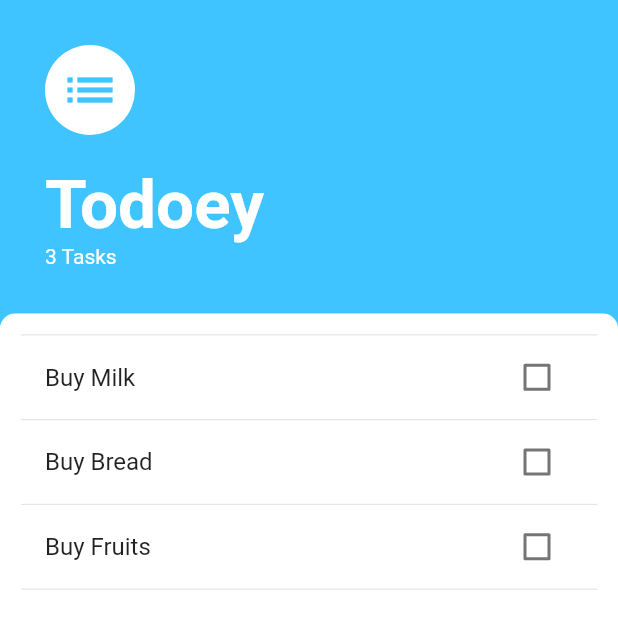
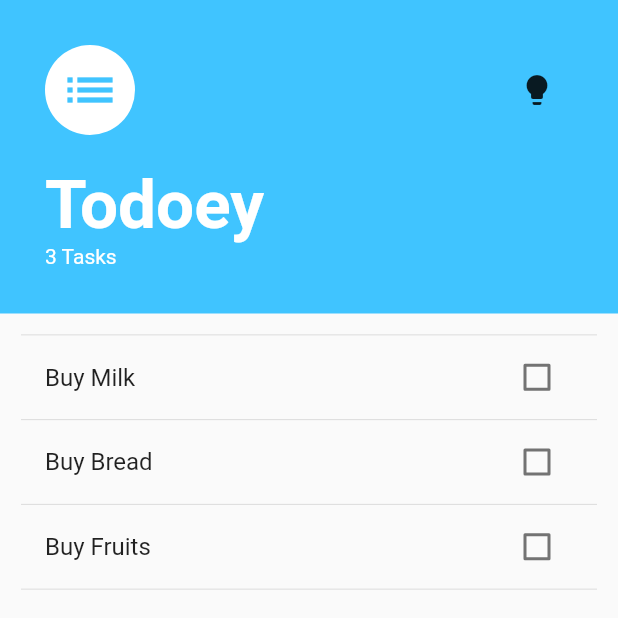
Before and after one commit to AshrafWzza/Todoey-flutter-using-provider, a Flutter app: the screen it shows after launch, on a phone screen of 412 x 824 dp, the top half of it. Run offline on Flutter 3.47's test engine with Material 2 defaults, Android fonts, the phone set to English and light mode, and no system bars; our stand-ins replace get.

Commit message:
Add Dark Mode

```diff
--- a/lib/main.dart
+++ b/lib/main.dart
@@ -2,6 +2,7 @@ import 'package:flutter/material.dart';
 import 'package:todoey_flutter/models/task_data.dart';
 import 'screens/tasks_screen.dart';
 import 'package:provider/provider.dart';
+import 'package:get/get.dart';
 
 void main() {
   runApp(
@@ -19,9 +20,13 @@ class MyApp extends StatelessWidget {
 
   @override
   Widget build(BuildContext context) {
-    return const MaterialApp(
+    return GetMaterialApp(
+      // Remove the debug banner
       debugShowCheckedModeBanner: false,
-      home: TasksScreen(),
+      darkTheme: ThemeData.dark(),
+      themeMode: ThemeMode.light,
+      // Theme mode depends on device settings at the beginning
+      home: const TasksScreen(),
     );
   }
 }
--- a/lib/screens/tasks_screen.dart
+++ b/lib/screens/tasks_screen.dart
@@ -1,8 +1,10 @@
 import 'package:flutter/material.dart';
+import 'package:get/get.dart';
 import 'package:todoey_flutter/screens/add_task_screen.dart';
 import 'package:todoey_flutter/widgets/task_list.dart';
 import 'package:provider/provider.dart';
 import 'package:todoey_flutter/models/task_data.dart';
+import 'package:get/get.dart';
 
 class TasksScreen extends StatelessWidget {
   const TasksScreen({Key? key}) : super(key: key);
@@ -23,7 +25,7 @@ class TasksScreen extends StatelessWidget {
   @override
   Widget build(BuildContext context) {
     return Scaffold(
-      backgroundColor: Colors.lightBlueAccent,
+      //backgroundColor: Colors.lightBlueAccent,
       floatingActionButton: FloatingActionButton(
         onPressed: () {
           // //Receiving value from pop()-> addTaskScreen
@@ -60,11 +62,14 @@ class TasksScreen extends StatelessWidget {
       body: Column(
         crossAxisAlignment: CrossAxisAlignment.start,
         children: [
-          Padding(
+          Container(
+            color: Colors.lightBlueAccent,
+            child: Padding(
               padding: const EdgeInsets.all(30.0),
               child: Column(
                 crossAxisAlignment: CrossAxisAlignment.start,
                 children: [
+                  Row(children: [
                     const CircleAvatar(
                       backgroundColor: Colors.white,
                       radius: 30.0,
@@ -74,6 +79,15 @@ class TasksScreen extends StatelessWidget {
                         color: Colors.lightBlueAccent,
                       ),
                     ),
+                    Expanded(child: Container()),
+                    IconButton(
+                        icon: const Icon(Icons.lightbulb),
+                        onPressed: () {
+                          Get.isDarkMode
+                              ? Get.changeTheme(ThemeData.light())
+                              : Get.changeTheme(ThemeData.dark());
+                        }),
+                  ]),
                   const SizedBox(
                     height: 20.0,
                   ),
@@ -94,11 +108,12 @@ class TasksScreen extends StatelessWidget {
                 ],
               ),
             ),
+          ),
           Expanded(
             child: Container(
               padding: const EdgeInsets.all(14.0),
               decoration: const BoxDecoration(
-                color: Colors.white,
+                //color: Colors.white,
                 borderRadius: BorderRadius.only(
                   topLeft: Radius.circular(10.0),
                   topRight: Radius.circular(10.0),
--- a/pubspec.yaml
+++ b/pubspec.yaml
@@ -35,6 +35,7 @@ dependencies:
   # Use with the CupertinoIcons class for iOS style icons.
   cupertino_icons: ^1.0.2
   provider: ^6.0.3
+  get: ^4.6.5
 
 dev_dependencies:
   flutter_test:
```
Also changed, not shown: pubspec.lock. Lines whose indentation alone changed are shown as unchanged.
